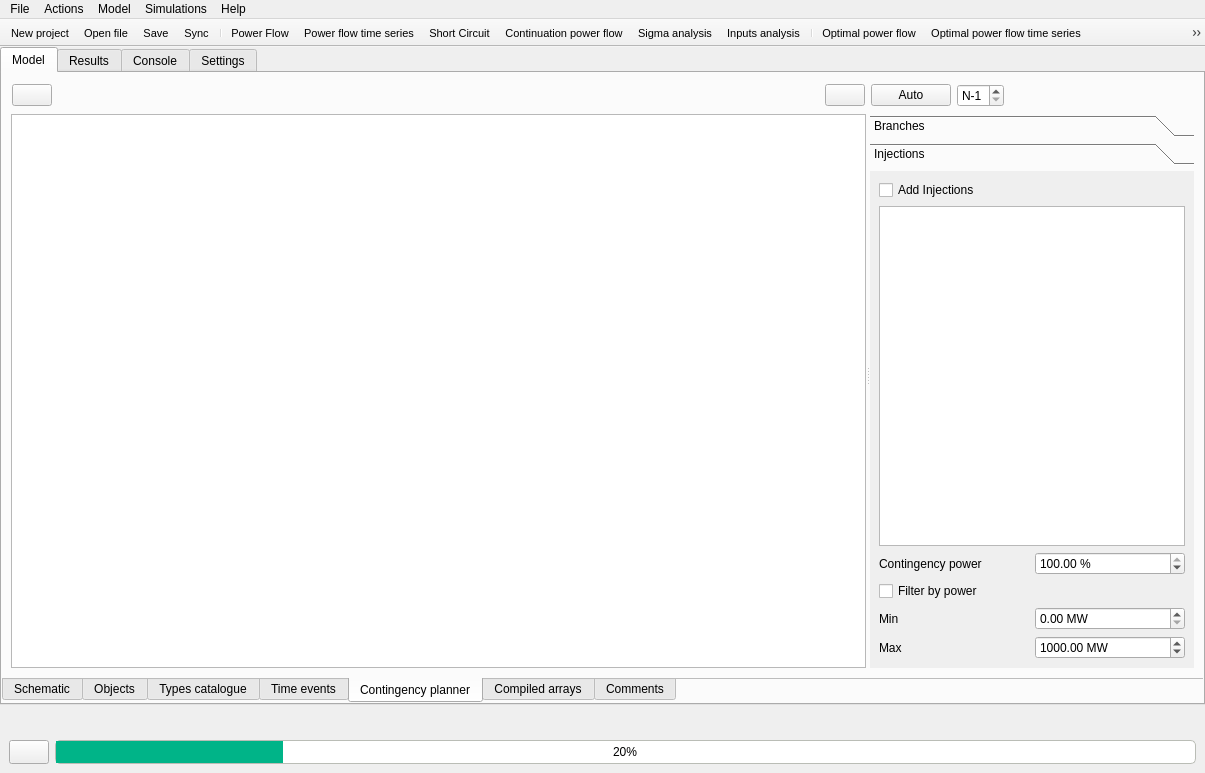
Old version of the form src/GridCal/Gui/Main/MainWindow.ui in the repository SanPen/GridCal.
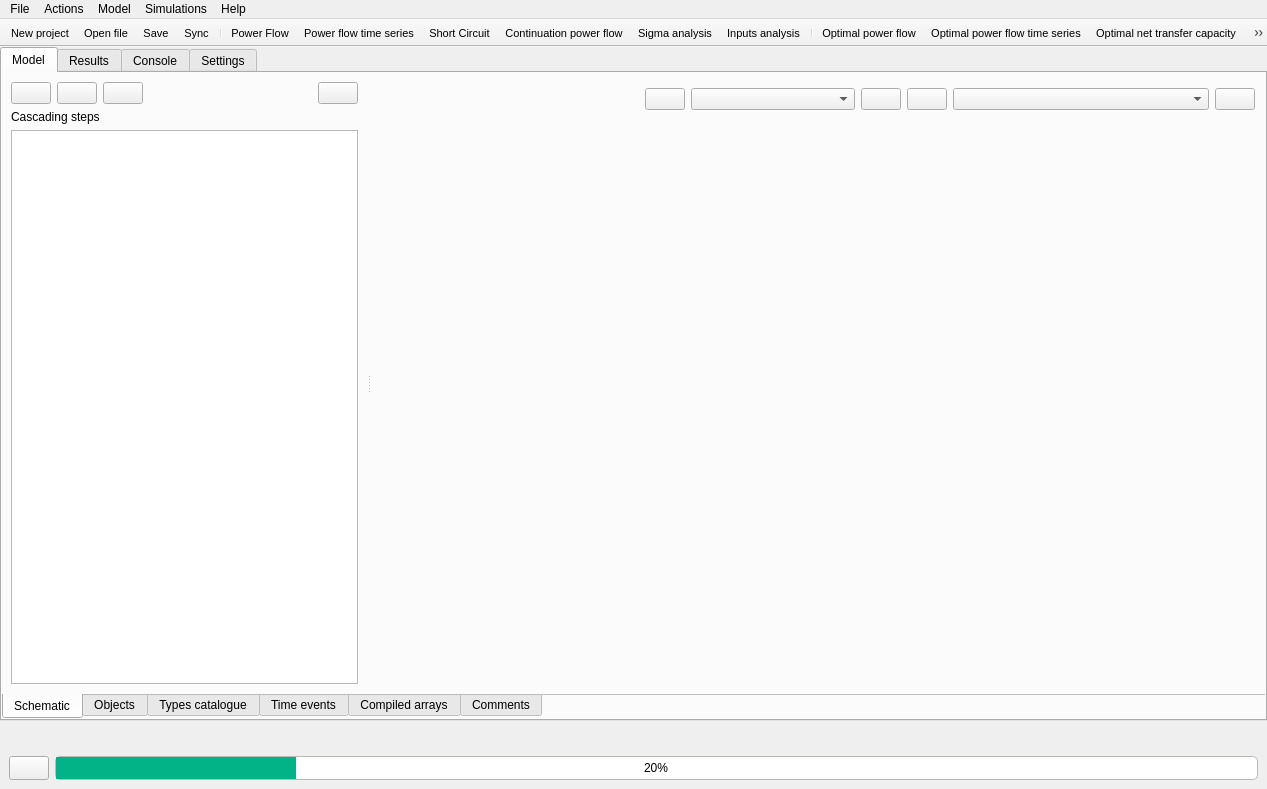
New version of the form. The open tabs and pages were chosen to show the change. Icons and pictures are not drawn.

Commit message: Added contingency planner

Diff of the .ui file:
```diff
--- a/src/GridCal/Gui/Main/MainWindow.ui
+++ b/src/GridCal/Gui/Main/MainWindow.ui
@@ -6,8 +6,8 @@
    <rect>
     <x>0</x>
     <y>0</y>
-    <width>1205</width>
-    <height>773</height>
+    <width>1267</width>
+    <height>789</height>
    </rect>
   </property>
   <property name="baseSize">
@@ -1574,430 +1574,6 @@
             </item>
            </layout>
           </widget>
-          <widget class="QWidget" name="contingencyPlannerTab">
-           <attribute name="icon">
-            <iconset resource="icons.qrc">
-             <normaloff>:/Icons/icons/otdf.svg</normaloff>:/Icons/icons/otdf.svg</iconset>
-           </attribute>
-           <attribute name="title">
-            <string>Contingency planner</string>
-           </attribute>
-           <layout class="QVBoxLayout" name="verticalLayout_37">
-            <property name="leftMargin">
-             <number>0</number>
-            </property>
-            <property name="topMargin">
-             <number>0</number>
-            </property>
-            <property name="rightMargin">
-             <number>0</number>
-            </property>
-            <property name="bottomMargin">
-             <number>0</number>
-            </property>
-            <item>
-             <widget class="QFrame" name="frame_70">
-              <property name="frameShape">
-               <enum>QFrame::NoFrame</enum>
-              </property>
-              <property name="frameShadow">
-               <enum>QFrame::Raised</enum>
-              </property>
-              <layout class="QVBoxLayout" name="verticalLayout_39">
-               <item>
-                <widget class="QSplitter" name="splitter_3">
-                 <property name="orientation">
-                  <enum>Qt::Horizontal</enum>
-                 </property>
-                 <widget class="QFrame" name="frame_73">
-                  <property name="frameShape">
-                   <enum>QFrame::NoFrame</enum>
-                  </property>
-                  <property name="frameShadow">
-                   <enum>QFrame::Raised</enum>
-                  </property>
-                  <layout class="QVBoxLayout" name="verticalLayout_35">
-                   <property name="leftMargin">
-                    <number>0</number>
-                   </property>
-                   <property name="topMargin">
-                    <number>0</number>
-                   </property>
-                   <property name="rightMargin">
-                    <number>0</number>
-                   </property>
-                   <property name="bottomMargin">
-                    <number>0</number>
-                   </property>
-                   <item>
-                    <widget class="QFrame" name="frame_69">
-                     <property name="frameShape">
-                      <enum>QFrame::NoFrame</enum>
-                     </property>
-                     <property name="frameShadow">
-                      <enum>QFrame::Raised</enum>
-                     </property>
-                     <layout class="QHBoxLayout" name="horizontalLayout_35">
-                      <property name="leftMargin">
-                       <number>1</number>
-                      </property>
-                      <property name="topMargin">
-                       <number>2</number>
-                      </property>
-                      <property name="rightMargin">
-                       <number>1</number>
-                      </property>
-                      <property name="bottomMargin">
-                       <number>2</number>
-                      </property>
-                      <item>
-                       <widget class="QPushButton" name="newContingencyPlanButton">
-                        <property name="text">
-                         <string/>
-                        </property>
-                        <property name="icon">
-                         <iconset resource="icons.qrc">
-                          <normaloff>:/Icons/icons/new.svg</normaloff>:/Icons/icons/new.svg</iconset>
-                        </property>
-                       </widget>
-                      </item>
-                      <item>
-                       <spacer name="horizontalSpacer_25">
-                        <property name="orientation">
-                         <enum>Qt::Horizontal</enum>
-                        </property>
-                        <property name="sizeHint" stdset="0">
-                         <size>
-                          <width>634</width>
-                          <height>20</height>
-                         </size>
-                        </property>
-                       </spacer>
-                      </item>
-                      <item>
-                       <widget class="QPushButton" name="deleteContingencyButton">
-                        <property name="text">
-                         <string/>
-                        </property>
-                        <property name="icon">
-                         <iconset resource="icons.qrc">
-                          <normaloff>:/Icons/icons/delete3.svg</normaloff>:/Icons/icons/delete3.svg</iconset>
-                        </property>
-                       </widget>
-                      </item>
-                     </layout>
-                    </widget>
-                   </item>
-                   <item>
-                    <widget class="QTreeView" name="contingencyPlannerTreeView"/>
-                   </item>
-                  </layout>
-                 </widget>
-                 <widget class="QFrame" name="frame_74">
-                  <property name="frameShape">
-                   <enum>QFrame::NoFrame</enum>
-                  </property>
-                  <property name="frameShadow">
-                   <enum>QFrame::Raised</enum>
-                  </property>
-                  <layout class="QVBoxLayout" name="verticalLayout_38">
-                   <property name="leftMargin">
-                    <number>0</number>
-                   </property>
-                   <property name="topMargin">
-                    <number>0</number>
-                   </property>
-                   <property name="rightMargin">
-                    <number>0</number>
-                   </property>
-                   <property name="bottomMargin">
-                    <number>0</number>
-                   </property>
-                   <item>
-                    <widget class="QFrame" name="frame_75">
-                     <property name="frameShape">
-                      <enum>QFrame::NoFrame</enum>
-                     </property>
-                     <property name="frameShadow">
-                      <enum>QFrame::Raised</enum>
-                     </property>
-                     <layout class="QHBoxLayout" name="horizontalLayout_37">
-                      <property name="leftMargin">
-                       <number>1</number>
-                      </property>
-                      <property name="topMargin">
-                       <number>2</number>
-                      </property>
-                      <property name="rightMargin">
-                       <number>1</number>
-                      </property>
-                      <property name="bottomMargin">
-                       <number>2</number>
-                      </property>
-                      <item>
-                       <widget class="QPushButton" name="autoNminusXButton">
-                        <property name="toolTip">
-                         <string>Automatically generate the all the N-x contingencies following the settings below</string>
-                        </property>
-                        <property name="text">
-                         <string>Auto</string>
-                        </property>
-                       </widget>
-                      </item>
-                      <item>
-                       <widget class="QSpinBox" name="contingencyNspinBox">
-                        <property name="prefix">
-                         <string>N-</string>
-                        </property>
-                        <property name="minimum">
-                         <number>1</number>
-                        </property>
-                        <property name="maximum">
-                         <number>2</number>
-                        </property>
-                       </widget>
-                      </item>
-                      <item>
-                       <spacer name="horizontalSpacer_27">
-                        <property name="orientation">
-                         <enum>Qt::Horizontal</enum>
-                        </property>
-                        <property name="sizeHint" stdset="0">
-                         <size>
-                          <width>40</width>
-                          <height>20</height>
-                         </size>
-                        </property>
-                       </spacer>
-                      </item>
-                     </layout>
-                    </widget>
-                   </item>
-                   <item>
-                    <widget class="QToolBox" name="toolBox">
-                     <property name="currentIndex">
-                      <number>1</number>
-                     </property>
-                     <widget class="QWidget" name="contingencyBranchesPage">
-                      <property name="geometry">
-                       <rect>
-                        <x>0</x>
-                        <y>0</y>
-                        <width>258</width>
-                        <height>210</height>
-                       </rect>
-                      </property>
-                      <attribute name="label">
-                       <string>Branches</string>
-                      </attribute>
-                      <layout class="QVBoxLayout" name="verticalLayout_40">
-                       <property name="leftMargin">
-                        <number>0</number>
-                       </property>
-                       <property name="topMargin">
-                        <number>0</number>
-                       </property>
-                       <property name="rightMargin">
-                        <number>0</number>
-                       </property>
-                       <property name="bottomMargin">
-                        <number>0</number>
-                       </property>
-                       <item>
-                        <widget class="QFrame" name="frame_71">
-                         <property name="frameShape">
-                          <enum>QFrame::NoFrame</enum>
-                         </property>
-                         <property name="frameShadow">
-                          <enum>QFrame::Raised</enum>
-                         </property>
-                         <layout class="QGridLayout" name="gridLayout_26">
-                          <item row="5" column="0">
-                           <widget class="QLabel" name="label_100">
-                            <property name="text">
-                             <string>Max</string>
-                            </property>
-                           </widget>
-                          </item>
-                          <item row="4" column="0">
-                           <widget class="QLabel" name="label_99">
-                            <property name="text">
-                             <string>Min</string>
-                            </property>
-                           </widget>
-                          </item>
-                          <item row="2" column="0" colspan="3">
-                           <widget class="QCheckBox" name="filterContingencyBranchesByVoltageCheckBox">
-                            <property name="text">
-                             <string>Filter branches by voltage</string>
-                            </property>
-                           </widget>
-                          </item>
-                          <item row="1" column="0" colspan="3">
-                           <widget class="QListView" name="contingencyBranchTypesListView"/>
-                          </item>
-                          <item row="0" column="0" colspan="3">
-                           <widget class="QCheckBox" name="addBranchesToContingencyCheckBox">
-                            <property name="text">
-                             <string>Add branches</string>
-                            </property>
-                            <property name="checked">
-                             <bool>true</bool>
-                            </property>
-                           </widget>
-                          </item>
-                          <item row="4" column="1" colspan="2">
-                           <widget class="QDoubleSpinBox" name="filterContingencyBranchesByVoltageMinSpinBox">
-                            <property name="suffix">
-                             <string> kV</string>
-                            </property>
-                            <property name="maximum">
-                             <double>99999999999.000000000000000</double>
-                            </property>
-                           </widget>
-                          </item>
-                          <item row="5" column="1" colspan="2">
-                           <widget class="QDoubleSpinBox" name="filterContingencyBranchesByVoltageMaxSpinBox">
-                            <property name="suffix">
-                             <string> kV</string>
-                            </property>
-                            <property name="maximum">
-                             <double>999999999999.000000000000000</double>
-                            </property>
-                            <property name="value">
-                             <double>600.000000000000000</double>
-                            </property>
-                           </widget>
-                          </item>
-                         </layout>
-                        </widget>
-                       </item>
-                      </layout>
-                     </widget>
-                     <widget class="QWidget" name="contingencyInjectionsPage">
-                      <property name="geometry">
-                       <rect>
-                        <x>0</x>
-                        <y>0</y>
-                        <width>361</width>
-                        <height>242</height>
-                       </rect>
-                      </property>
-                      <attribute name="label">
-                       <string>Injections</string>
-                      </attribute>
-                      <layout class="QVBoxLayout" name="verticalLayout_41">
-                       <property name="leftMargin">
-                        <number>0</number>
-                       </property>
-                       <property name="topMargin">
-                        <number>0</number>
-                       </property>
-                       <property name="rightMargin">
-                        <number>0</number>
-                       </property>
-                       <property name="bottomMargin">
-                        <number>0</number>
-                       </property>
-                       <item>
-                        <widget class="QFrame" name="frame_72">
-                         <property name="frameShape">
-                          <enum>QFrame::NoFrame</enum>
-                         </property>
-                         <property name="frameShadow">
-                          <enum>QFrame::Raised</enum>
-                         </property>
-                         <layout class="QGridLayout" name="gridLayout_27">
-                          <item row="1" column="0" colspan="2">
-                           <widget class="QListView" name="contingenctyInjectionsListView"/>
-                          </item>
-                          <item row="6" column="1">
-                           <widget class="QDoubleSpinBox" name="contingencyFilterInjectionsByPowerMinSpinBox">
-                            <property name="suffix">
-                             <string> MW</string>
-                            </property>
-                            <property name="maximum">
-                             <double>999999999999999.000000000000000</double>
-                            </property>
-                           </widget>
-                          </item>
-                          <item row="2" column="1">
-                           <widget class="QDoubleSpinBox" name="contingencyInjectionPowerReductionSpinBox">
-                            <property name="suffix">
-                             <string> %</string>
-                            </property>
-                            <property name="maximum">
-                             <double>100.000000000000000</double>
-                            </property>
-                            <property name="value">
-                             <double>100.000000000000000</double>
-                            </property>
-                           </widget>
-                          </item>
-                          <item row="2" column="0">
-                           <widget class="QLabel" name="label_112">
-                            <property name="text">
-                             <string>Contingency power</string>
-                            </property>
-                           </widget>
-                          </item>
-                          <item row="0" column="0" colspan="2">
-                           <widget class="QCheckBox" name="addInjectionsToContingencyCheckBox">
-                            <property name="text">
-                             <string>Add Injections</string>
-                            </property>
-                           </widget>
-                          </item>
-                          <item row="4" column="0" colspan="2">
-                           <widget class="QCheckBox" name="contingencyFilterInjectionsByPowerCheckBox">
-                            <property name="text">
-                             <string>Filter by power</string>
-                            </property>
-                           </widget>
-                          </item>
-                          <item row="7" column="1">
-                           <widget class="QDoubleSpinBox" name="contingencyFilterInjectionsByPowerMaxSpinBox">
-                            <property name="suffix">
-                             <string> MW</string>
-                            </property>
-                            <property name="maximum">
-                             <double>9999999999999.000000000000000</double>
-                            </property>
-                            <property name="value">
-                             <double>1000.000000000000000</double>
-                            </property>
-                           </widget>
-                          </item>
-                          <item row="6" column="0">
-                           <widget class="QLabel" name="label_110">
-                            <property name="text">
-                             <string>Min</string>
-                            </property>
-                           </widget>
-                          </item>
-                          <item row="7" column="0">
-                           <widget class="QLabel" name="label_111">
-                            <property name="text">
-                             <string>Max</string>
-                            </property>
-                           </widget>
-                          </item>
-                         </layout>
-                        </widget>
-                       </item>
-                      </layout>
-                     </widget>
-                    </widget>
-                   </item>
-                  </layout>
-                 </widget>
-                </widget>
-               </item>
-              </layout>
-             </widget>
-            </item>
-           </layout>
-          </widget>
           <widget class="QWidget" name="compiledArraysTab">
            <attribute name="icon">
             <iconset resource="icons.qrc">
@@ -8441,7 +8017,7 @@
     <rect>
      <x>0</x>
      <y>0</y>
-     <width>1205</width>
+     <width>1267</width>
      <height>22</height>
     </rect>
    </property>
@@ -8623,6 +8199,7 @@
    <addaction name="actionAutoatic_layout"/>
    <addaction name="actionTry_to_fix_buses_location"/>
    <addaction name="actionDelete_selected"/>
+   <addaction name="actionAdd_selected_to_contingency"/>
    <addaction name="separator"/>
    <addaction name="actionLaunch_data_analysis_tool"/>
    <addaction name="actionShow_color_controls"/>
@@ -9443,6 +9020,18 @@
     <string>Export contingencies</string>
    </property>
   </action>
+  <action name="actionAdd_selected_to_contingency">
+   <property name="icon">
+    <iconset resource="icons.qrc">
+     <normaloff>:/Icons/icons/add_contingency.svg</normaloff>:/Icons/icons/add_contingency.svg</iconset>
+   </property>
+   <property name="text">
+    <string>Add selected as new contingency</string>
+   </property>
+   <property name="toolTip">
+    <string>Add selected as new contingency</string>
+   </property>
+  </action>
  </widget>
  <resources>
   <include location="icons.qrc"/>
```
Left out of the diff: 1 changed line with no effect on the pictures. The commit also changes 19 other files.
